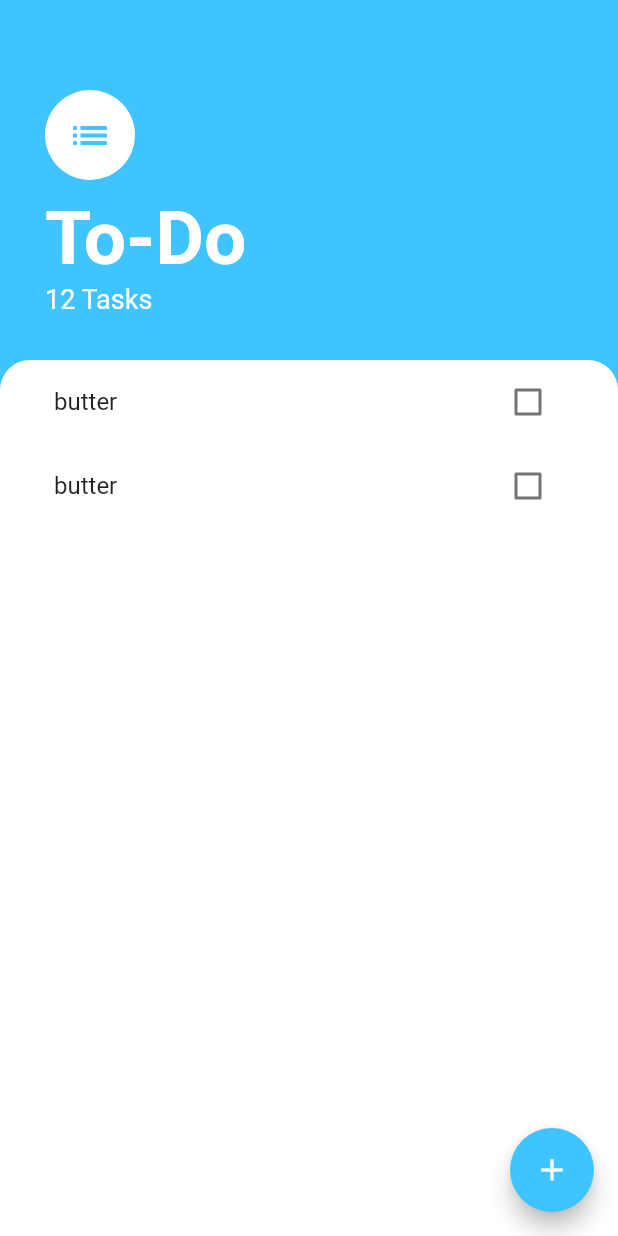
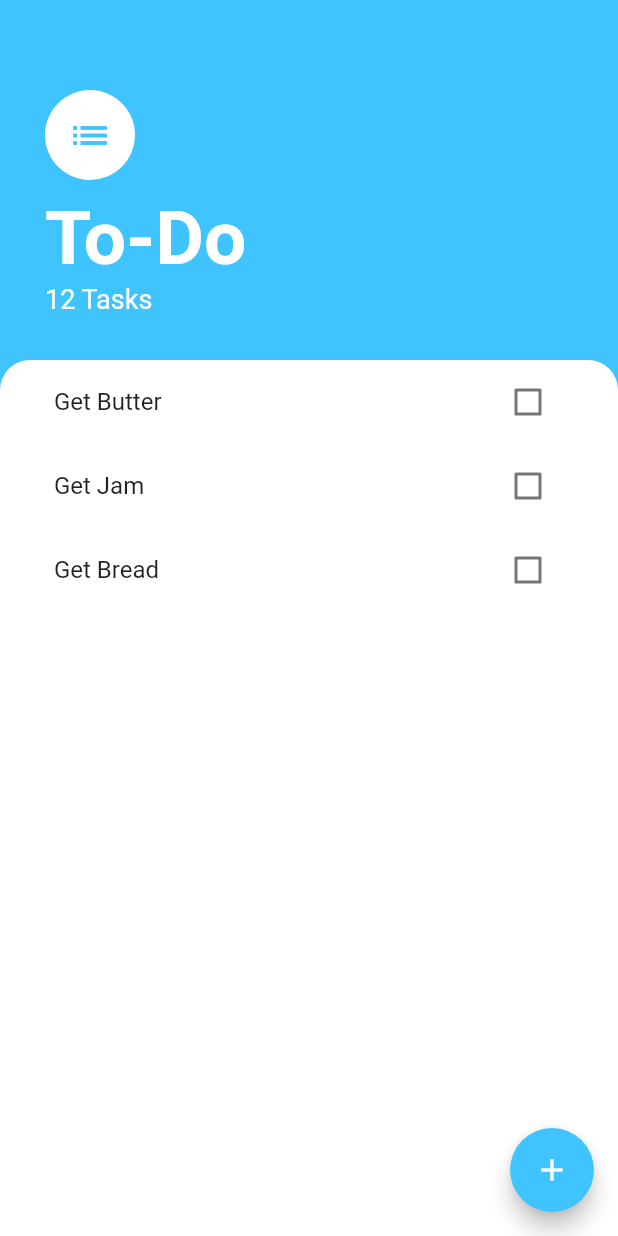
Before and after one commit to amccormack92/todoey, a Flutter app: the screen it shows after launch, on a phone screen of 412 x 824 dp. Run offline on Flutter 3.47's test engine with Material 2 defaults, Android fonts, the phone set to English and light mode, and no system bars.

Commit message:
list builder added

```diff
--- /dev/null
+++ b/lib/models/task.dart
@@ -0,0 +1,10 @@
+class Task {
+  final String name;
+  bool isDone;
+
+  Task({required this.name, this.isDone = false});
+
+  void toggleDone() {
+    isDone = !isDone;
+  }
+}
--- a/lib/widgets/task_tile.dart
+++ b/lib/widgets/task_tile.dart
@@ -1,17 +1,35 @@
 import 'package:flutter/material.dart';
 
 class TaskTile extends StatelessWidget {
-  const TaskTile({
-    Key? key,
-  }) : super(key: key);
+  final bool isChecked;
+  final String title;
+  final void Function(bool?) toggleCheckbox;
+
+  const TaskTile(
+      {super.key,
+      required this.isChecked,
+      required this.title,
+      required this.toggleCheckbox});
+
+  // void toggleCheckbox(bool? checkboxValue) {
+  //   setState(() {
+  //     isChecked = checkboxValue!;
+  //   });
+  // }
 
   @override
   Widget build(BuildContext context) {
     return ListTile(
-      title: const Text("butter"),
+      title: Text(
+        title,
+        style: TextStyle(
+          decoration: isChecked ? TextDecoration.lineThrough : null,
+        ),
+      ),
       trailing: Checkbox(
-        value: false,
-        onChanged: (bool? value) {},
+        value: isChecked,
+        activeColor: Colors.lightBlueAccent,
+        onChanged: toggleCheckbox,
       ),
     );
   }
--- a/lib/widgets/tasks_list.dart
+++ b/lib/widgets/tasks_list.dart
@@ -1,16 +1,37 @@
 import 'package:flutter/material.dart';
 
+import '../models/task.dart';
 import 'task_tile.dart';
 
-class TasksList extends StatelessWidget {
+class TasksList extends StatefulWidget {
   const TasksList({
     Key? key,
   }) : super(key: key);
 
   @override
+  State<TasksList> createState() => _TasksListState();
+}
+
+class _TasksListState extends State<TasksList> {
+  List<Task> tasks = [
+    Task(name: 'Get Butter'),
+    Task(name: 'Get Jam'),
+    Task(name: 'Get Bread'),
+  ];
+  @override
   Widget build(BuildContext context) {
-    return ListView(
-      children: const [TaskTile(), TaskTile()],
+    return ListView.builder(
+      itemBuilder: (context, index) {
+        return TaskTile(
+            isChecked: tasks[index].isDone,
+            title: tasks[index].name,
+            toggleCheckbox: (checkboxValue) {
+              setState(() {
+                tasks[index].toggleDone();
+              });
+            });
+      },
+      itemCount: tasks.length,
     );
   }
 }
```
